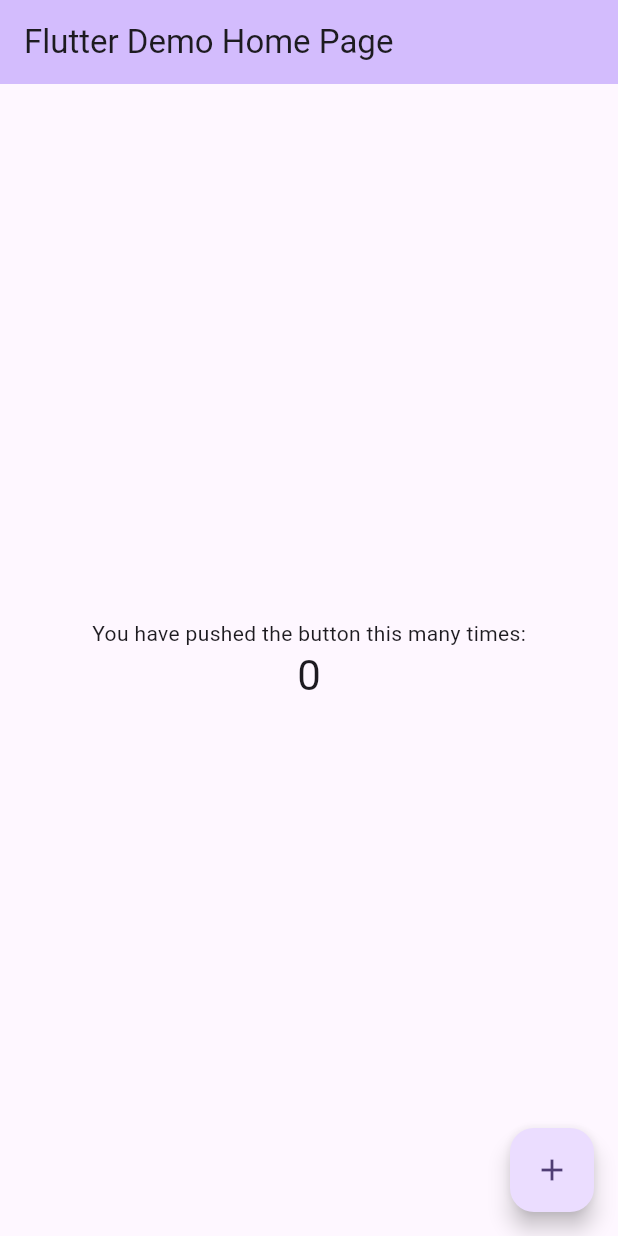
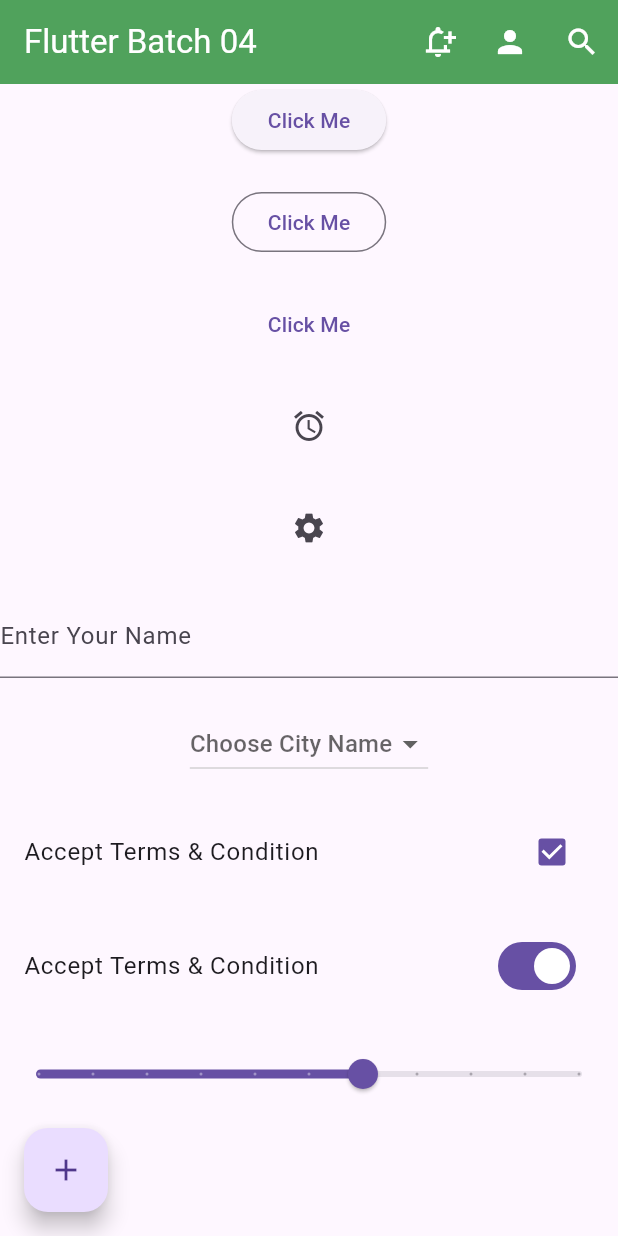
Before and after one commit to Faisal60177/Flutter-App-Development, a Flutter app: the screen it shows after launch, on a phone screen of 412 x 824 dp. Run offline on Flutter 3.47's test engine with Material 3 defaults, Android fonts, the phone set to English and light mode, and no system bars.

Commit message:
Initial commit.

```diff
--- a/lib/main.dart
+++ b/lib/main.dart
@@ -1,122 +1,154 @@
 import 'package:flutter/material.dart';
 
 void main() {
-  runApp(const MyApp());
+  runApp(MyApp());
 }
 
 class MyApp extends StatelessWidget {
-  const MyApp({super.key});
-
-  // This widget is the root of your application.
   @override
   Widget build(BuildContext context) {
-    return MaterialApp(
-      title: 'Flutter Demo',
-      theme: ThemeData(
-        // This is the theme of your application.
-        //
-        // TRY THIS: Try running your application with "flutter run". You'll see
-        // the application has a purple toolbar. Then, without quitting the app,
-        // try changing the seedColor in the colorScheme below to Colors.green
-        // and then invoke "hot reload" (save your changes or press the "hot
-        // reload" button in a Flutter-supported IDE, or press "r" if you used
-        // the command line to start the app).
-        //
-        // Notice that the counter didn't reset back to zero; the application
-        // state is not lost during the reload. To reset the state, use hot
-        // restart instead.
-        //
-        // This works for code too, not just values: Most code changes can be
-        // tested with just a hot reload.
-        colorScheme: ColorScheme.fromSeed(seedColor: Colors.deepPurple),
-      ),
-      home: const MyHomePage(title: 'Flutter Demo Home Page'),
-    );
+    return MaterialApp(home: HomePage());
   }
 }
 
-class MyHomePage extends StatefulWidget {
-  const MyHomePage({super.key, required this.title});
-
-  // This widget is the home page of your application. It is stateful, meaning
-  // that it has a State object (defined below) that contains fields that affect
-  // how it looks.
-
-  // This class is the configuration for the state. It holds the values (in this
-  // case the title) provided by the parent (in this case the App widget) and
-  // used by the build method of the State. Fields in a Widget subclass are
-  // always marked "final".
-
-  final String title;
-
-  @override
-  State<MyHomePage> createState() => _MyHomePageState();
-}
-
-class _MyHomePageState extends State<MyHomePage> {
-  int _counter = 0;
-
-  void _incrementCounter() {
-    setState(() {
-      // This call to setState tells the Flutter framework that something has
-      // changed in this State, which causes it to rerun the build method below
-      // so that the display can reflect the updated values. If we changed
-      // _counter without calling setState(), then the build method would not be
-      // called again, and so nothing would appear to happen.
-      _counter++;
-    });
+class HomePage extends StatelessWidget {
+  void showSnack(BuildContext context, String msg) {
+    ScaffoldMessenger.of(context).showSnackBar(SnackBar(content: Text(msg)));
   }
 
   @override
   Widget build(BuildContext context) {
-    // This method is rerun every time setState is called, for instance as done
-    // by the _incrementCounter method above.
-    //
-    // The Flutter framework has been optimized to make rerunning build methods
-    // fast, so that you can just rebuild anything that needs updating rather
-    // than having to individually change instances of widgets.
     return Scaffold(
       appBar: AppBar(
-        // TRY THIS: Try changing the color here to a specific color (to
-        // Colors.amber, perhaps?) and trigger a hot reload to see the AppBar
-        // change color while the other colors stay the same.
-        backgroundColor: Theme.of(context).colorScheme.inversePrimary,
-        // Here we take the value from the MyHomePage object that was created by
-        // the App.build method, and use it to set our appbar title.
-        title: Text(widget.title),
+        title: Text("Flutter Batch 04"),
+        elevation: 15,
+        backgroundColor: Colors.green,
+        foregroundColor: Colors.white,
+        actions: [
+          IconButton(
+            onPressed: () {},
+            icon: Icon(Icons.notification_add_outlined),
+          ),
+          IconButton(onPressed: () {}, icon: Icon(Icons.person)),
+          IconButton(onPressed: () {}, icon: Icon(Icons.search)),
+        ],
       ),
       body: Center(
-        // Center is a layout widget. It takes a single child and positions it
-        // in the middle of the parent.
         child: Column(
-          // Column is also a layout widget. It takes a list of children and
-          // arranges them vertically. By default, it sizes itself to fit its
-          // children horizontally, and tries to be as tall as its parent.
-          //
-          // Column has various properties to control how it sizes itself and
-          // how it positions its children. Here we use mainAxisAlignment to
-          // center the children vertically; the main axis here is the vertical
-          // axis because Columns are vertical (the cross axis would be
-          // horizontal).
-          //
-          // TRY THIS: Invoke "debug painting" (choose the "Toggle Debug Paint"
-          // action in the IDE, or press "p" in the console), to see the
-          // wireframe for each widget.
-          mainAxisAlignment: MainAxisAlignment.center,
-          children: <Widget>[
-            const Text('You have pushed the button this many times:'),
-            Text(
-              '$_counter',
-              style: Theme.of(context).textTheme.headlineMedium,
+          children: [
+            ElevatedButton(
+              onPressed: () {
+                showSnack(context, "This is Elevated Button");
+              },
+              child: Text("Click Me"),
+            ),
+
+            SizedBox(height: 20),
+
+            OutlinedButton(
+              onPressed: () {
+                showSnack(context, "This is Outline Button");
+              },
+              child: Text("Click Me"),
+            ),
+
+            SizedBox(height: 20),
+
+            TextButton(
+              onPressed: () {
+                showSnack(context, "This is Text Button");
+              },
+              child: Text("Click Me"),
+            ),
+
+            SizedBox(height: 20),
+
+            IconButton(onPressed: () {}, icon: Icon(Icons.access_alarm)),
+
+            SizedBox(height: 20),
+
+            InkWell(
+              onDoubleTap: () {
+                showSnack(context, "Double Tap");
+              },
+              onLongPress: () {
+                showSnack(context, "Long Press");
+              },
+              child: IconButton(onPressed: () {}, icon: Icon(Icons.settings)),
+            ),
+
+            SizedBox(height: 20),
+
+            TextFormField(
+              decoration: InputDecoration(labelText: "Enter Your Name"),
+              onFieldSubmitted: (value) {
+                showSnack(context, value);
+              },
+            ),
+
+            SizedBox(height: 20),
+
+            DropdownButton(
+              hint: Text("Choose City Name"),
+              items: [
+                DropdownMenuItem(value: "Dhaka", child: Text("Dhaka")),
+                DropdownMenuItem(value: "Rajshahi", child: Text("Rajshahi")),
+                DropdownMenuItem(value: "Khulna", child: Text("Khulna")),
+              ],
+              onChanged: (value) {
+                showSnack(context, value.toString());
+              },
+            ),
+
+            SizedBox(height: 20),
+
+            CheckboxListTile(
+              title: Text("Accept Terms & Condition"),
+              value: true,
+              onChanged: (value) {
+                if (value == true) {
+                  showSnack(context, "Yes");
+                } else {
+                  showSnack(context, "No");
+                }
+              },
+            ),
+
+            SizedBox(height: 20),
+
+            SwitchListTile(
+              title: Text("Accept Terms & Condition"),
+              value: true,
+              onChanged: (value) {
+                if (value == true) {
+                  showSnack(context, "Yes");
+                } else {
+                  showSnack(context, "No");
+                }
+              },
+            ),
+
+            SizedBox(height: 20),
+
+            Slider(
+              value: 10,
+              min: -100,
+              max: 100,
+              divisions: 10,
+              onChanged: (value) {
+                showSnack(context, value.toString());
+              },
             ),
           ],
         ),
       ),
       floatingActionButton: FloatingActionButton(
-        onPressed: _incrementCounter,
-        tooltip: 'Increment',
-        child: const Icon(Icons.add),
-      ), // This trailing comma makes auto-formatting nicer for build methods.
+        child: Icon(Icons.add),
+        onPressed: () {
+          showSnack(context, "I am Floating");
+        },
+      ),
+      floatingActionButtonLocation: FloatingActionButtonLocation.startFloat,
     );
   }
 }
```
